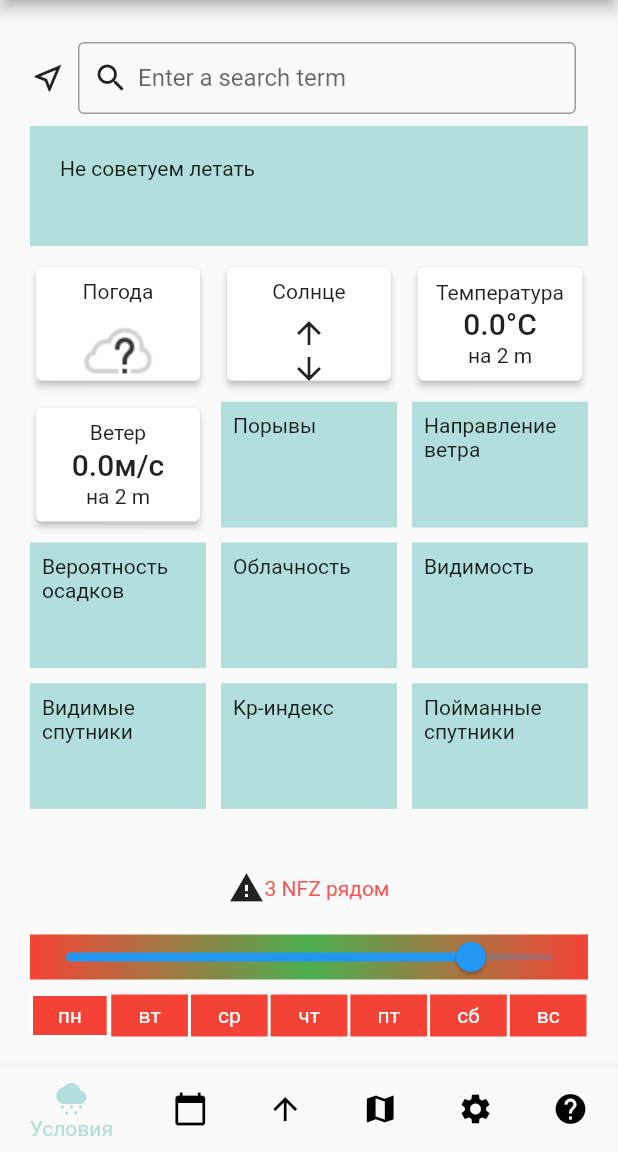
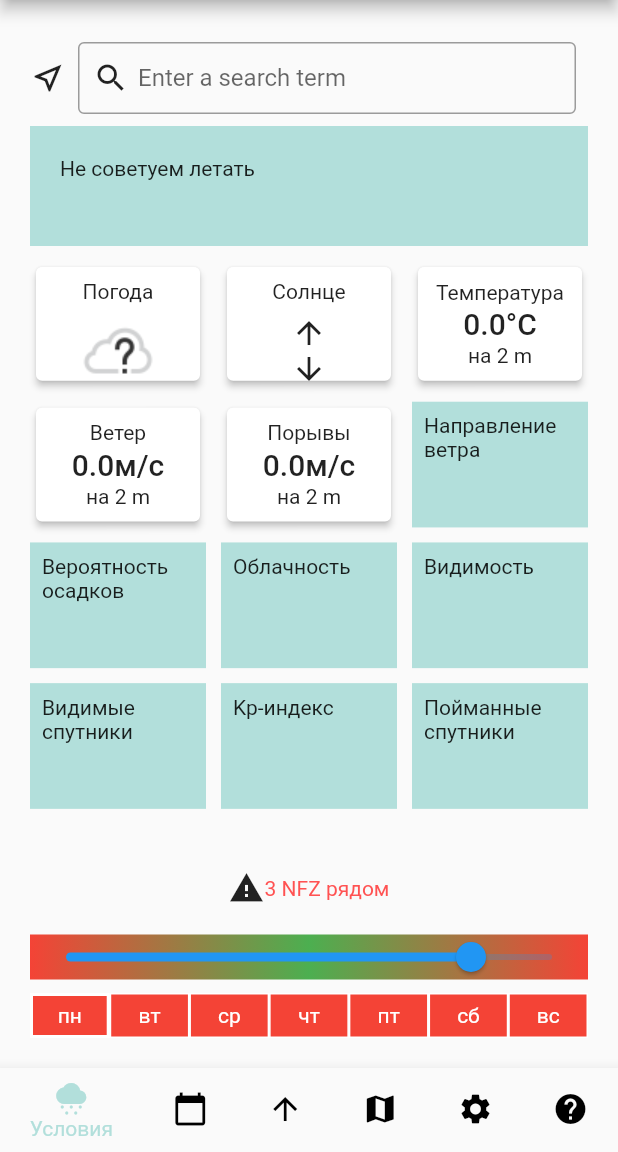
Before and after one commit to megabayt/forecast_app, a Flutter app: the screen it shows after launch, on a phone screen of 412 x 824 dp, the part 84-1236 px from its top. Run offline on Flutter 3.47's test engine with Material 2 defaults, Android fonts, the phone set to English and light mode, and no system bars; drawn by our look-alikes of syncfusion_flutter_sliders; our stand-ins replace bloc, copy_with_extension, flutter_bloc, flutter_dotenv, geolocator, get_it and 2 more; missing offline and left inert: syncfusion_flutter_core; generated files the repository leaves out were written again.

Commit message:
add gusts card

```diff
--- a/lib/blocs/common_bloc/common_bloc.dart
+++ b/lib/blocs/common_bloc/common_bloc.dart
@@ -80,6 +80,12 @@ class CommonBloc extends Bloc<CommonEvent, CommonState> {
       if (windSpeed != null) {
         _windCubit.onChangeSpeed(windSpeed);
       }
+
+      final windGusts = result.getValueByParameter(
+          'wind_gusts_${_commonSettingsCubit.state.height.floor()}m:ms');
+      if (windGusts != null) {
+        _windCubit.onChangeGusts(windGusts);
+      }
     } catch (_) {}
     emit(state.copyWith(
       isFetching: false,
--- a/lib/cubits/cubit/wind_cubit.dart
+++ b/lib/cubits/cubit/wind_cubit.dart
@@ -11,6 +11,12 @@ class WindCubit extends HydratedCubit<WindState> {
   onChangeSpeed(double newValue) {
     emit(state.copyWith(
       speed: convertToSpeedUnit(newValue, SpeedUnit.ms, state.speedUnit),
+    ));
+  }
+
+  onChangeGusts(double newValue) {
+    emit(state.copyWith(
+      gusts: convertToSpeedUnit(newValue, SpeedUnit.ms, state.speedUnit),
     ));
   }
 
@@ -43,6 +49,7 @@ class WindCubit extends HydratedCubit<WindState> {
   WindState fromJson(Map<String, dynamic> json) => WindState(
         speedUnit: SpeedUnit.values.elementAt(json['SpeedUnit']),
         speed: json['speed'],
+        gusts: json['gusts'],
         gustsOn: json['gustsOn'],
         maxOn: json['maxOn'],
         max: json['max'],
@@ -52,6 +59,7 @@ class WindCubit extends HydratedCubit<WindState> {
   Map<String, dynamic> toJson(WindState state) => {
         'SpeedUnit': state.speedUnit.index,
         'speed': state._speed,
+        'gusts': state._gusts,
         'gustsOn': state.gustsOn,
         'maxOn': state.maxOn,
         'max': state._max,
--- a/lib/cubits/cubit/wind_state.dart
+++ b/lib/cubits/cubit/wind_state.dart
@@ -5,15 +5,18 @@ class WindState {
   const WindState({
     this.speedUnit = SpeedUnit.ms,
     double speed = 0,
+    double gusts = 0,
     this.maxOn = true,
     this.gustsOn = true,
     double max = 30,
   })  : _speed = speed,
+        _gusts = gusts,
         _max = max;
 
   WindState copyWith({
     SpeedUnit? speedUnit,
     double? speed,
+    double? gusts,
     bool? maxOn,
     bool? gustsOn,
     double? max,
@@ -23,6 +26,9 @@ class WindState {
         speed: speed != null
             ? convertToSpeedUnit(speed, this.speedUnit, SpeedUnit.ms)
             : _speed,
+        gusts: gusts != null
+            ? convertToSpeedUnit(gusts, this.speedUnit, SpeedUnit.ms)
+            : _gusts,
         maxOn: maxOn ?? this.maxOn,
         gustsOn: gustsOn ?? this.gustsOn,
         max: max != null
@@ -35,6 +41,10 @@ class WindState {
   double get speed {
     return convertToSpeedUnit(_speed, SpeedUnit.ms, speedUnit);
   }
+  final double _gusts;
+  double get gusts {
+    return convertToSpeedUnit(_gusts, SpeedUnit.ms, speedUnit);
+  }
 
   final bool gustsOn;
   final bool maxOn;
--- a/lib/widgets/gusts.dart
+++ b/lib/widgets/gusts.dart
@@ -1,14 +1,77 @@
 import 'package:flutter/material.dart';
+import 'package:flutter_bloc/flutter_bloc.dart';
+import 'package:forecast_app/blocs/common_bloc/common_bloc.dart';
+import 'package:forecast_app/cubits/common_settings_cubit/common_settings_cubit.dart';
+import 'package:forecast_app/cubits/cubit/wind_cubit.dart';
+import 'package:forecast_app/enums/distance_unit.dart';
+import 'package:forecast_app/utils/helpers.dart';
+import 'package:forecast_app/widgets/wind_bottom_sheet.dart';
 
 class Gusts extends StatelessWidget {
   const Gusts({Key? key}) : super(key: key);
 
   @override
   build(BuildContext context) {
-    return Container(
-      padding: const EdgeInsets.all(8),
-      child: const Text("Порывы"),
-      color: Colors.teal[100],
+    return BlocBuilder<CommonBloc, CommonState>(
+      builder: (commonBlocContext, commonBlocState) {
+        return BlocBuilder<CommonSettingsCubit, CommonSettingsState>(
+          builder: (commonSettingsCubitContext, commonSettingsCubitState) {
+            return BlocBuilder<WindCubit, WindState>(
+              builder: (windCubitContext, windCubitState) {
+                var windSpeedString = windCubitState.gusts.toStringAsFixed(1);
+                windSpeedString += getSpeedUnitLabel(windCubitState.speedUnit);
+
+                var heightString = 'на ';
+                heightString +=
+                    commonSettingsCubitState.height.toStringAsFixed(0);
+                heightString +=
+                    commonSettingsCubitState.distanceUnit == DistanceUnit.feet
+                        ? ' feet'
+                        : ' m';
+
+                return GestureDetector(
+                  onTap: () {
+                    showModalBottomSheet(
+                      context: context,
+                      isScrollControlled: true,
+                      builder: (_) {
+                        return const WindBottomSheet(description: 'Скорость порывов',);
+                      },
+                    );
+                  },
+                  child: Card(
+                    elevation: 2,
+                    child: Padding(
+                      padding: const EdgeInsets.all(8),
+                      child: Column(
+                        mainAxisAlignment: MainAxisAlignment.spaceAround,
+                        crossAxisAlignment: CrossAxisAlignment.center,
+                        children: [
+                          Text(
+                            "Порывы",
+                            style: Theme.of(context).textTheme.bodyMedium,
+                          ),
+                          ...(commonBlocState.isFetching
+                              ? [const CircularProgressIndicator()]
+                              : [
+                                  Text(
+                                    windSpeedString,
+                                    style: Theme.of(context).textTheme.titleLarge,
+                                  ),
+                                  Text(
+                                    heightString,
+                                  ),
+                                ]),
+                        ],
+                      ),
+                    ),
+                  ),
+                );
+              },
+            );
+          },
+        );
+      },
     );
   }
 }
```
